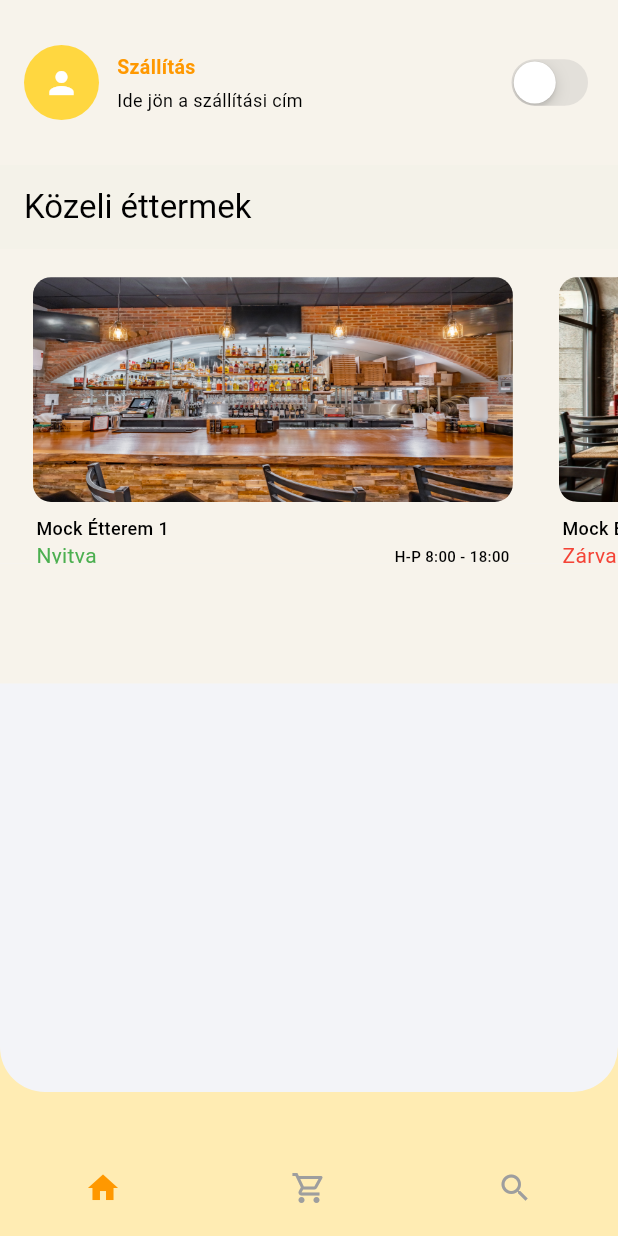
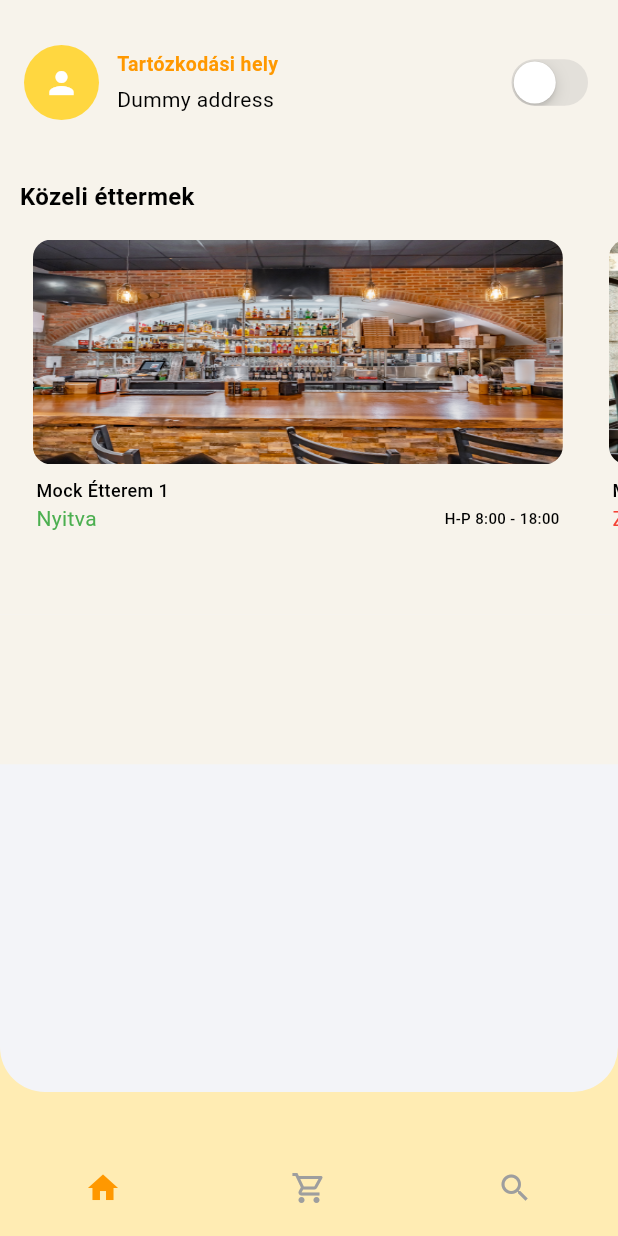
Before and after one commit to ZippoLord/restaurant_food_ordering_application, a Flutter app: the screen it shows once a user with an empty profile is signed in, on a phone screen of 412 x 824 dp. Run offline on Flutter 3.47's test engine with Material 3 defaults, Android fonts, the light colour scheme and no system bars; our stand-ins replace cloud_firestore, firebase_auth, firebase_core, firebase_storage, flutter_credit_card, flutter_dotenv and 7 more; missing offline and left inert: credit_card_scanner, google_place; accounts and stored records are empty.

Commit message:
Custom Shipping Address start + User Location

```diff
--- a/lib/components/Restaurants.dart
+++ b/lib/components/Restaurants.dart
@@ -1,7 +1,8 @@
 import 'dart:convert';
 import 'package:flutter/material.dart';
 import 'package:flutter_screenutil/flutter_screenutil.dart';
-import 'package:flutter_dotenv/flutter_dotenv.dart';
+import 'package:food_order_app/config.dart';
+import 'package:food_order_app/widgets/app_column.dart';
 import 'package:food_order_app/widgets/custom_restaurant._widget.dart';
 import 'package:http/http.dart' as http;
 import 'package:geolocator/geolocator.dart';
@@ -69,7 +70,7 @@
       final position = await _getCurrentPosition();
       final lat = position.latitude;
       final lng = position.longitude;
-      final apiKey = dotenv.env['GOOGLE_API_KEY'];
+      final apiKey = AppConfig.apiKey;
 
       final url = Uri.parse(
         'https://maps.googleapis.com/maps/api/place/nearbysearch/json?'
@@ -110,12 +111,27 @@
   @override
   Widget build(BuildContext context) {
     return Container(
-      height: 210.h,
+      height: 300.h,
       color: Theme.of(context).colorScheme.surface,
       padding: EdgeInsets.only(left: 12.w, top: 10.h),
       child: isLoading
           ? const Center(child: CircularProgressIndicator())
-          : ListView.builder(
+          : Column(
+            crossAxisAlignment: CrossAxisAlignment.start,
+            children: [
+                  Padding(
+                padding: EdgeInsets.only(bottom: 8.h),
+                child: Text(
+                  "Közeli éttermek",
+                  style: TextStyle(
+                    fontSize: 16.sp,
+                    fontWeight: FontWeight.bold,
+                    color: Theme.of(context).colorScheme.inversePrimary,
+                  ),
+                ),
+              ),
+              Expanded(
+                child: ListView.builder(
                     scrollDirection: Axis.horizontal,
                     itemCount: restaurants.length,
                     itemBuilder: (context, i) {
@@ -128,6 +144,9 @@
                       );
                     },
                   ),
+              ),
+            ],
+          ),
     );
   }
 }
--- a/lib/components/category_list.dart
+++ b/lib/components/category_list.dart
@@ -34,8 +34,8 @@
   Widget build(BuildContext context) {
     return Container(
       color: Theme.of(context).colorScheme.surface,
-      height: 80.h,
-      padding: EdgeInsets.only(left: 12.w, top: 10.h),
+      height: 100.h,
+      padding: EdgeInsets.only(left: 10.w, top: 10.h),
       child: ListView.builder(
         scrollDirection: Axis.horizontal,
         itemCount: categories.length,
@@ -46,9 +46,9 @@
           return GestureDetector(
             onTap: () => tabController.animateTo(i),
             child: Container(
-              width: 70.w,
+              width: 80.w,
               margin: EdgeInsets.only(right: 10.w),
-              padding: EdgeInsets.symmetric(horizontal: 10.w, vertical: 6.h),
+              padding: EdgeInsets.symmetric(horizontal: 8.w, vertical: 6.h),
               decoration: BoxDecoration(
                 color: isSelected ? Colors.red.withOpacity(0.1) : Colors.transparent,
                 borderRadius: BorderRadius.circular(10.r),
@@ -58,6 +58,7 @@
                 // ),
               ),
               child: Column(
+                mainAxisAlignment: MainAxisAlignment.center,
                 children: [
                   SizedBox(
                     height: 35.h,
@@ -69,6 +70,7 @@
                   SizedBox(height: 4),
                   Text(
                     category.displayName,
+                    maxLines: 1,
                     style: TextStyle(
                       color: isSelected ? Theme.of(context).colorScheme.inversePrimary : Theme.of(context).colorScheme.primary,
                       fontSize: 12,
--- /dev/null
+++ b/lib/config.dart
@@ -0,0 +1,5 @@
+import 'package:flutter_dotenv/flutter_dotenv.dart';
+
+class AppConfig{
+  static String get apiKey => dotenv.env['GOOGLE_API_KEY'] ?? '';
+}
--- /dev/null
+++ b/lib/controllers/user_location_controller.dart
@@ -0,0 +1,58 @@
+import 'dart:convert';
+import 'package:food_order_app/config.dart';
+import 'package:get/get.dart';
+import 'package:google_maps_flutter/google_maps_flutter.dart';
+import 'package:google_place/google_place.dart';
+import 'package:http/http.dart' as http;
+
+class UserLocationController extends GetxController{
+  LatLng position = const LatLng(0, 0);
+
+  void setPosition(LatLng value){
+    position = value;
+    update();
+  }
+
+  final RxString _address = ''.obs;
+
+  String get address => _address.value;
+
+  set setAddress(String value){
+    _address.value = value;
+  }
+  final RxString _postalCode = ''.obs;
+
+  String get postalCode => _postalCode.value;
+
+  set setPostalCode(String value){
+      _postalCode.value = value;
+  }
+
+  void getUserAddress(LatLng position) async{
+    final String lat = '47.6689506';
+    final String long = '18.682617800000003';
+    final apiKey = AppConfig.apiKey;
+    final url = Uri.parse(
+        'https://maps.googleapis.com/maps/api/geocode/json?latlng=${position.latitude},${position.longitude}&key=$apiKey',
+    );
+    final response = await http.get(url);
+
+    if(response.statusCode == 200){
+      final responseBody = jsonDecode(response.body);
+
+      final address = responseBody['results'][0]['formatted_address'];
+      setAddress = address;
+      print(address);
+
+      final addressComponents = responseBody['results'][0]['address_components'];
+
+      for(var component in addressComponents){
+        if(component['types'].contains('postal_code')){
+          setPostalCode = component['long_name'];
+        }
+      }
+
+    }
+  }
+
+}
--- a/lib/models/restaurant.dart
+++ b/lib/models/restaurant.dart
@@ -42,7 +42,6 @@
 
 
       List<CartItem> addToCart(Food food, List<Addon> selectedAddons, {int quantity = 1}) {
-
         // see if there is a cart item already with the same food and addons selected
         CartItem? cartItem = _cart.firstWhereOrNull((item) {
           bool isSameFood = item.food == food;
--- a/lib/pages/address_picker_page.dart
+++ b/lib/pages/address_picker_page.dart
@@ -15,7 +15,6 @@
 }
 
 class _AddressPickerState extends State<AddressPicker> {
-  // REPLACE WITH OWN API KEY
 
   late GooglePlace _googlePlace;
   @override
--- a/lib/pages/home_page.dart
+++ b/lib/pages/home_page.dart
@@ -1,4 +1,5 @@
 import 'package:flutter/material.dart';
+import 'package:food_order_app/components/custom_drawer.dart';
 import 'package:food_order_app/components/custom_food_tile.dart';
 import 'package:food_order_app/models/food.dart';
 import 'package:food_order_app/models/restaurant.dart';
@@ -54,6 +55,7 @@
       List<Food> categoryMenu = _menu.where((f) => f.foodCategory == category).toList();
       return Container(
         color: Theme.of(context).colorScheme.surface,
+        child: SizedBox(
           child: ListView.builder(
             itemCount: categoryMenu.length,
             itemBuilder: (context, index) {
@@ -66,6 +68,7 @@
                 ),
               );
             },
+          ),
         ),
       );
     }).toList();
@@ -85,6 +88,7 @@
       );
     }
     return Scaffold(
+      drawer: const MyDrawer(),
       backgroundColor: Theme.of(context).colorScheme.secondary,
       appBar: PreferredSize(
         preferredSize: const Size.fromHeight(130),
@@ -94,7 +98,7 @@
         child: CustomContainer(containerContent:
          Column(
           children: [
-            AppBar(elevation: 0.3, title: const Text("Közeli éttermek"),),
+
             const Restaurants(mockMode: true,),
             CategoryList(
               categories: _usedCategories,
--- a/lib/pages/main_screen.dart
+++ b/lib/pages/main_screen.dart
@@ -1,6 +1,6 @@
 import 'package:flutter/material.dart';
+import 'package:food_order_app/components/custom_drawer.dart';
 import 'package:food_order_app/components/search_page.dart';
-import 'package:food_order_app/constants.dart';
 import 'package:food_order_app/controllers/tab_controller.dart';
 import 'package:food_order_app/pages/cart_page.dart';
 import 'package:food_order_app/pages/food_page.dart';
--- a/lib/widgets/custom_appbar.dart
+++ b/lib/widgets/custom_appbar.dart
@@ -1,14 +1,73 @@
 import 'package:flutter/material.dart';
+import 'package:food_order_app/components/custom_current_location.dart';
+import 'package:food_order_app/components/custom_drawer.dart';
 import 'package:food_order_app/constants.dart';
 import 'package:flutter/cupertino.dart';
+import 'package:food_order_app/controllers/user_location_controller.dart';
+import 'package:food_order_app/models/restaurant.dart';
+import 'package:food_order_app/pages/address_picker_page.dart';
 import 'package:food_order_app/themes/theme_provider.dart';
+import 'package:geolocator/geolocator.dart';
+import 'package:get/get.dart';
+import 'package:get/get_core/src/get_main.dart';
+import 'package:google_maps_flutter/google_maps_flutter.dart';
+import 'package:google_place/google_place.dart';
 import 'package:provider/provider.dart';
 
-class CustomAppBar extends StatelessWidget {
+class CustomAppBar extends StatefulWidget {
   const CustomAppBar({super.key});
 
   @override
+  State<CustomAppBar> createState() => _CustomAppBarState();
+}
+
+class _CustomAppBarState extends State<CustomAppBar> {
+
+  Future<void> _getCurrentLocation() async{
+    bool serviceEnabled;
+    LocationPermission permission;
+
+    serviceEnabled = await Geolocator.isLocationServiceEnabled();
+    if(!serviceEnabled){
+      print("helymeghatarozas ki van kapcsolva");
+      return;
+    }
+
+    permission = await Geolocator.checkPermission();
+    if(permission == LocationPermission.denied){
+      permission = await Geolocator.requestPermission();
+    }
+    if(permission == LocationPermission.denied){
+      print('Helyhozzaferes megtagadva');
+      return;
+    }
+
+    try{
+      final controller = Get.put(UserLocationController());
+      Position position = await Geolocator.getCurrentPosition(
+      desiredAccuracy: LocationAccuracy.best);
+      LatLng currentLocation = LatLng(position.latitude, position.longitude);
+      controller.setPosition(currentLocation);
+      controller.getUserAddress(currentLocation);
+
+    print(currentLocation);
+    }catch(e){
+      print("valami hiba tortent ${e}");
+    }
+
+  }
+
+
+  @override
+  void initState(){
+    super.initState();
+    _getCurrentLocation();
+  }
+
+  @override
   Widget build(BuildContext context) {
+  final controller = Get.put(UserLocationController());
+
    return Container(
   height: 110,
   color: Theme.of(context).colorScheme.surface,
@@ -16,12 +75,19 @@
   child: Row(
     crossAxisAlignment: CrossAxisAlignment.center,
     children: [
+     Builder(
+  builder: (context) => InkWell(
+    onTap: () {
+      Scaffold.of(context).openDrawer();
+    },
+    child: CircleAvatar(
+      radius: 25,
+      backgroundColor: Colors.amberAccent,
+      child: Icon(Icons.person, color: Colors.white),
+    ),
+  ),
+),
 
-      CircleAvatar(
-        radius: 25,
-        backgroundColor: Colors.amberAccent,
-        child: Icon(Icons.person, color: Colors.white),
-      ),
 
       const SizedBox(width: 12),
 
@@ -32,7 +98,7 @@
           crossAxisAlignment: CrossAxisAlignment.start,
           children: [
             Text(
-              "Szállítás",
+              "Tartózkodási hely",
               style: TextStyle(
                 color: Colors.orange,
                 fontSize: 13,
@@ -40,14 +106,13 @@
               ),
             ),
             const SizedBox(height: 4),
-            Text(
-              "Ide jön a szállítási cím",
-              overflow: TextOverflow.ellipsis,
-              style: TextStyle(
-                color: Theme.of(context).colorScheme.inversePrimary,
-                fontSize: 12,
-              ),
-            ),
+            Obx(
+              () => SizedBox(
+              width: 500 * 0.65,
+              child: Text(controller.address == "" ? "Dummy address" : controller.address,
+              overflow: TextOverflow.ellipsis,),
+            ))
+
           ],
         ),
       ),
--- a/lib/widgets/custom_restaurant._widget.dart
+++ b/lib/widgets/custom_restaurant._widget.dart
@@ -17,7 +17,7 @@
       child: Padding(
         padding: EdgeInsets.only(right: 12.w),
         child: Container(
-          width: 450*.75,
+          width: 450.w*.75,
           height: 200.h,
           decoration:BoxDecoration(
           borderRadius: BorderRadius.circular(12.r),
@@ -33,7 +33,7 @@
                   ClipRRect(
                     borderRadius: BorderRadius.circular(12.r),
                     child: SizedBox(
-                        width: 500*.75,
+                        width: 500.w*.75,
                         height: 150.h,
                       child: Image.asset(image, fit: BoxFit.fill,),
                     ),
@@ -49,7 +49,7 @@
               ),
               ),
               Padding(
-                padding: EdgeInsets.symmetric(horizontal: 10.w),
+                padding: EdgeInsets.symmetric(horizontal: 10.w,),
                 child: Column(
                   crossAxisAlignment: CrossAxisAlignment.start,
                 children: [
@@ -58,7 +58,6 @@
                     mainAxisAlignment: MainAxisAlignment.spaceBetween,
                     children: [
                   openNow ? Text("Nyitva", style: TextStyle(color: Colors.green),) :Text("Zárva", style: TextStyle(color: Colors.red),),
-                  // | Nyitvatartási idő:", style: TextStyle(fontSize: 10, fontWeight: FontWeight.w500, color: Theme.of(context).colorScheme.primary),),
                   Text("H-P 8:00 - 18:00", style: TextStyle(fontSize: 10, fontWeight: FontWeight.w500,  color: Theme.of(context).colorScheme.inversePrimary),)
                     ],
                   ),
--- a/pubspec.yaml
+++ b/pubspec.yaml
@@ -43,12 +43,14 @@
   firebase_auth: ^5.5.3
   cloud_firestore: ^5.6.7
   google_place: ^0.4.7
+  google_maps_flutter: ^2.12.3
   geolocator: ^14.0.2
   geocoding: ^4.0.0
   shared_preferences: ^2.2.2
   credit_card_scanner: ^1.0.5
   flutter_dotenv: ^5.2.1
   get: ^4.7.2
+  skeletonizer: ^2.1.0+1
   lottie: ^3.0.0
   flutter_screenutil: ^5.9.3
 
```
Also changed, not shown: lib/components/custom_drawer.dart (+11 -0 lines), lib/components/custom_shipping_address.dart (added, +206 -0 lines). Lines whose indentation alone changed are shown as unchanged.
